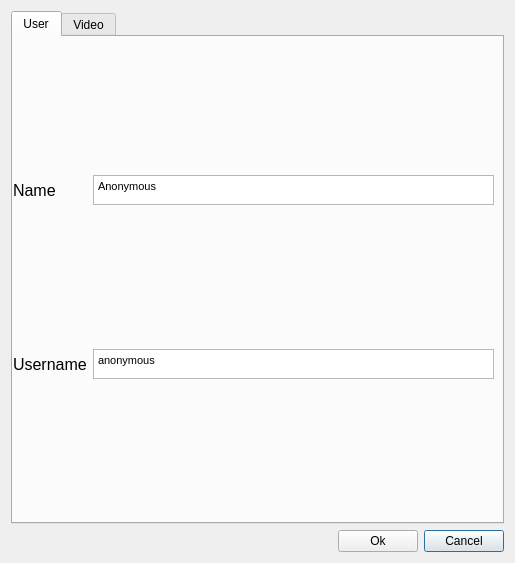
First picture: the form in ui/settings.ui, repository ultravideo/uvgComm, before the edit.
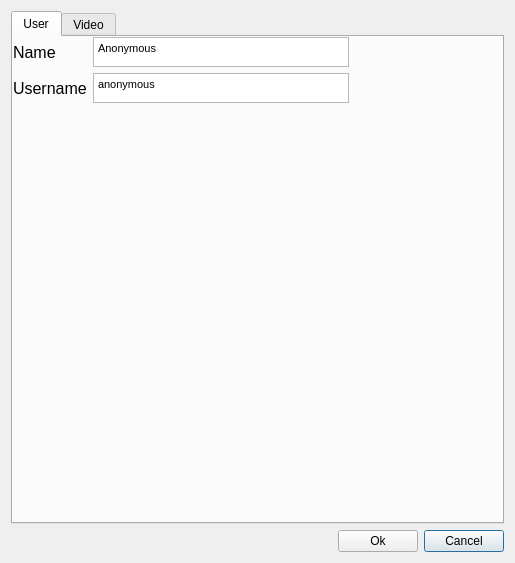
Second picture: the form after the edit.

Commit message: Initial settings are now got from the settings dialog.

What changed in the file:
```diff
--- a/ui/settings.ui
+++ b/ui/settings.ui
@@ -55,11 +55,11 @@
         <rect>
          <x>0</x>
          <y>0</y>
-         <width>481</width>
+         <width>491</width>
          <height>481</height>
         </rect>
        </property>
-       <layout class="QFormLayout" name="formLayout">
+       <layout class="QGridLayout" name="gridLayout_3">
         <item row="0" column="0">
          <widget class="QLabel" name="Name">
           <property name="font">
@@ -72,6 +72,23 @@
           </property>
          </widget>
         </item>
+        <item row="1" column="1">
+         <widget class="QTextEdit" name="username_edit">
+          <property name="maximumSize">
+           <size>
+            <width>1000</width>
+            <height>30</height>
+           </size>
+          </property>
+          <property name="html">
+           <string>&lt;!DOCTYPE HTML PUBLIC &quot;-//W3C//DTD HTML 4.0//EN&quot; &quot;http://www.w3.org/TR/REC-html40/strict.dtd&quot;&gt;
+&lt;html&gt;&lt;head&gt;&lt;meta name=&quot;qrichtext&quot; content=&quot;1&quot; /&gt;&lt;style type=&quot;text/css&quot;&gt;
+p, li { white-space: pre-wrap; }
+&lt;/style&gt;&lt;/head&gt;&lt;body style=&quot; font-family:'MS Shell Dlg 2'; font-size:8.25pt; font-weight:400; font-style:normal;&quot;&gt;
+&lt;p style=&quot; margin-top:0px; margin-bottom:0px; margin-left:0px; margin-right:0px; -qt-block-indent:0; text-indent:0px;&quot;&gt;anonymous&lt;/p&gt;&lt;/body&gt;&lt;/html&gt;</string>
+          </property>
+         </widget>
+        </item>
         <item row="0" column="1">
          <widget class="QTextEdit" name="name_edit">
           <property name="maximumSize">
@@ -101,22 +118,44 @@
           </property>
          </widget>
         </item>
-        <item row="1" column="1">
-         <widget class="QTextEdit" name="username_edit">
-          <property name="maximumSize">
+        <item row="0" column="2">
+         <spacer name="horizontalSpacer_2">
+          <property name="orientation">
+           <enum>Qt::Horizontal</enum>
+          </property>
+          <property name="sizeHint" stdset="0">
            <size>
-            <width>1000</width>
-            <height>30</height>
+            <width>40</width>
+            <height>20</height>
            </size>
           </property>
-          <property name="html">
-           <string>&lt;!DOCTYPE HTML PUBLIC &quot;-//W3C//DTD HTML 4.0//EN&quot; &quot;http://www.w3.org/TR/REC-html40/strict.dtd&quot;&gt;
-&lt;html&gt;&lt;head&gt;&lt;meta name=&quot;qrichtext&quot; content=&quot;1&quot; /&gt;&lt;style type=&quot;text/css&quot;&gt;
-p, li { white-space: pre-wrap; }
-&lt;/style&gt;&lt;/head&gt;&lt;body style=&quot; font-family:'MS Shell Dlg 2'; font-size:8.25pt; font-weight:400; font-style:normal;&quot;&gt;
-&lt;p style=&quot; margin-top:0px; margin-bottom:0px; margin-left:0px; margin-right:0px; -qt-block-indent:0; text-indent:0px;&quot;&gt;anonymous&lt;/p&gt;&lt;/body&gt;&lt;/html&gt;</string>
+         </spacer>
+        </item>
+        <item row="1" column="2">
+         <spacer name="horizontalSpacer_3">
+          <property name="orientation">
+           <enum>Qt::Horizontal</enum>
           </property>
-         </widget>
+          <property name="sizeHint" stdset="0">
+           <size>
+            <width>40</width>
+            <height>20</height>
+           </size>
+          </property>
+         </spacer>
+        </item>
+        <item row="2" column="1">
+         <spacer name="verticalSpacer_2">
+          <property name="orientation">
+           <enum>Qt::Vertical</enum>
+          </property>
+          <property name="sizeHint" stdset="0">
+           <size>
+            <width>20</width>
+            <height>40</height>
+           </size>
+          </property>
+         </spacer>
         </item>
        </layout>
       </widget>
```
Left out of the diff: 23 changed lines with no effect on the pictures. The commit also changes 8 other files.
